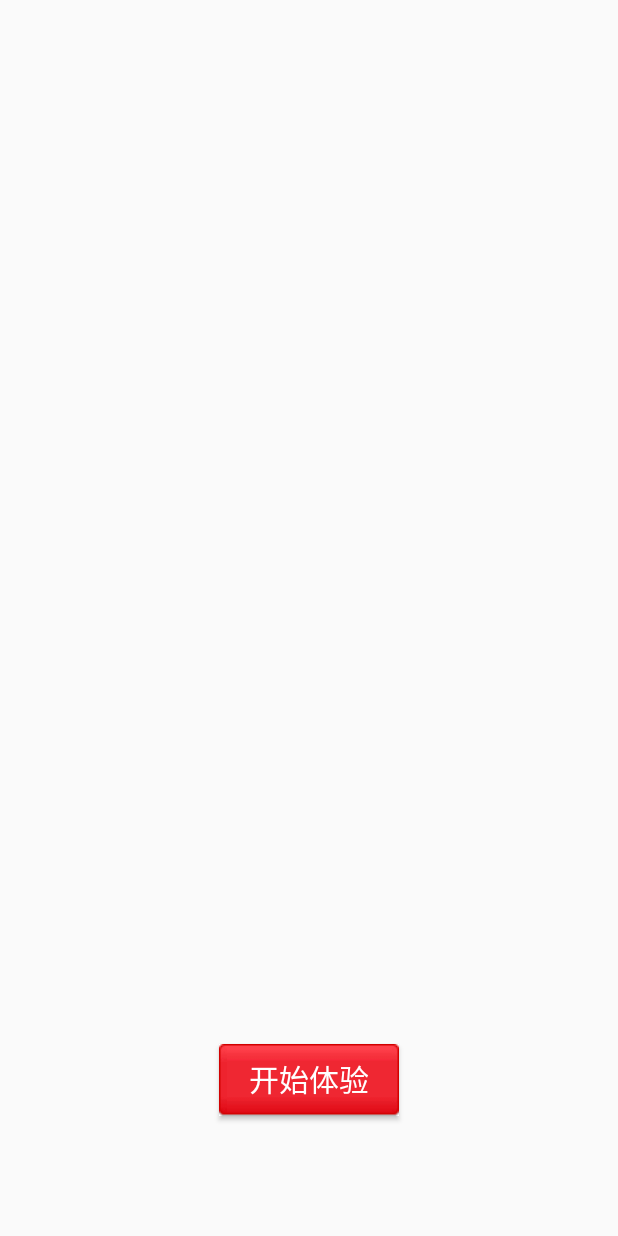
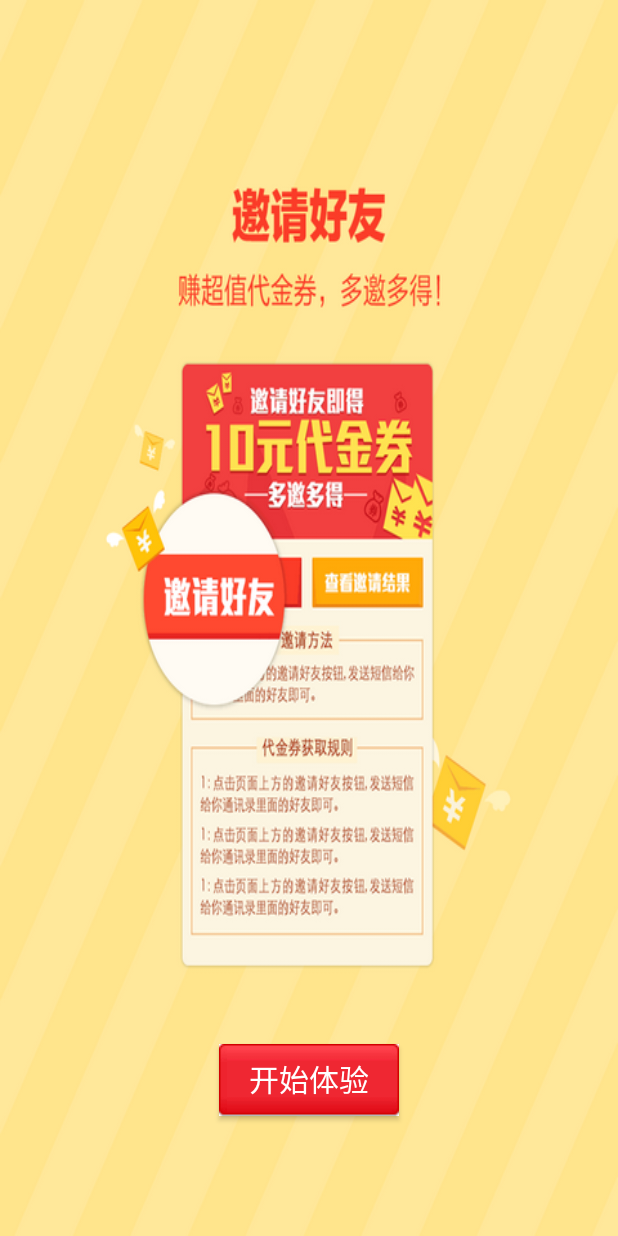
Before and after one commit to SkyBoy1227/News, an Android app: the GuideActivity screen opened directly, with no data from a screen before it, on a phone screen of 412 x 824 dp. Run offline under Robolectric (Android 15) with nearby library versions, the phone set to English and light mode, and no system bars; our stand-ins replace ButterKnife.

Commit message:
引导页面数据填充

```diff
--- a/app/src/main/java/com/sky/app/news/activity/GuideActivity.java
+++ b/app/src/main/java/com/sky/app/news/activity/GuideActivity.java
@@ -1,10 +1,24 @@
 package com.sky.app.news.activity;
 
 import android.os.Bundle;
+import android.support.annotation.NonNull;
 import android.support.annotation.Nullable;
+import android.support.v4.view.PagerAdapter;
+import android.support.v4.view.ViewPager;
 import android.support.v7.app.AppCompatActivity;
+import android.view.View;
+import android.view.ViewGroup;
+import android.widget.Button;
+import android.widget.ImageView;
+import android.widget.LinearLayout;
 
 import com.sky.app.news.R;
+
+import java.util.ArrayList;
+import java.util.List;
+
+import butterknife.BindView;
+import butterknife.ButterKnife;
 
 /**
  * Created with Android Studio.
@@ -16,9 +30,90 @@ import com.sky.app.news.R;
  * @version ${VERSION}
  */
 public class GuideActivity extends AppCompatActivity {
+    @BindView(R.id.view_pager)
+    ViewPager viewPager;
+    @BindView(R.id.btn_start_main)
+    Button btnStartMain;
+    @BindView(R.id.ll_point_group)
+    LinearLayout llPointGroup;
+
+    private List<ImageView> imageViews;
+
     @Override
     protected void onCreate(@Nullable Bundle savedInstanceState) {
         super.onCreate(savedInstanceState);
         setContentView(R.layout.activity_guide);
+        ButterKnife.bind(this);
+        // 准备数据
+        int[] ids = new int[]{
+                R.drawable.guide_1,
+                R.drawable.guide_2,
+                R.drawable.guide_3
+        };
+        imageViews = new ArrayList<>();
+        for (int id : ids) {
+            ImageView imageView = new ImageView(this);
+            // 设置背景
+            imageView.setBackgroundResource(id);
+
+            // 添加到集合中
+            imageViews.add(imageView);
+        }
+        // 设置ViewPager的适配器
+        viewPager.setAdapter(new MyPagerAdapter());
+    }
+
+    class MyPagerAdapter extends PagerAdapter {
+        /**
+         * 返回数据的总个数
+         *
+         * @return
+         */
+        @Override
+        public int getCount() {
+            return imageViews.size();
+        }
+
+        /**
+         * 作用，getView
+         *
+         * @param container ViewPager
+         * @param position  要创建页面的位置
+         * @return 返回和创建当前页面有关系的值
+         */
+        @NonNull
+        @Override
+        public Object instantiateItem(@NonNull ViewGroup container, int position) {
+            ImageView imageView = imageViews.get(position);
+            // 添加到容器中
+            container.addView(imageView);
+            return imageView;
+//            return position;
+        }
+
+        /**
+         * 判断
+         *
+         * @param view   当前创建的视图
+         * @param object 上面instantiateItem返回的结果值
+         * @return
+         */
+        @Override
+        public boolean isViewFromObject(@NonNull View view, @NonNull Object object) {
+            return view == object;
+//            return view == imageViews.get(Integer.parseInt((String) object));
+        }
+
+        /**
+         * 销毁页面
+         *
+         * @param container ViewPager
+         * @param position  要销毁页面的位置
+         * @param object    要销毁的页面
+         */
+        @Override
+        public void destroyItem(@NonNull ViewGroup container, int position, @NonNull Object object) {
+            container.removeView((View) object);
+        }
     }
 }
```
Also changed, not shown: app/src/main/res/drawable-hdpi/guide_1.png (added), app/src/main/res/drawable-hdpi/guide_2.png (added), app/src/main/res/drawable-hdpi/guide_3.png (added).
